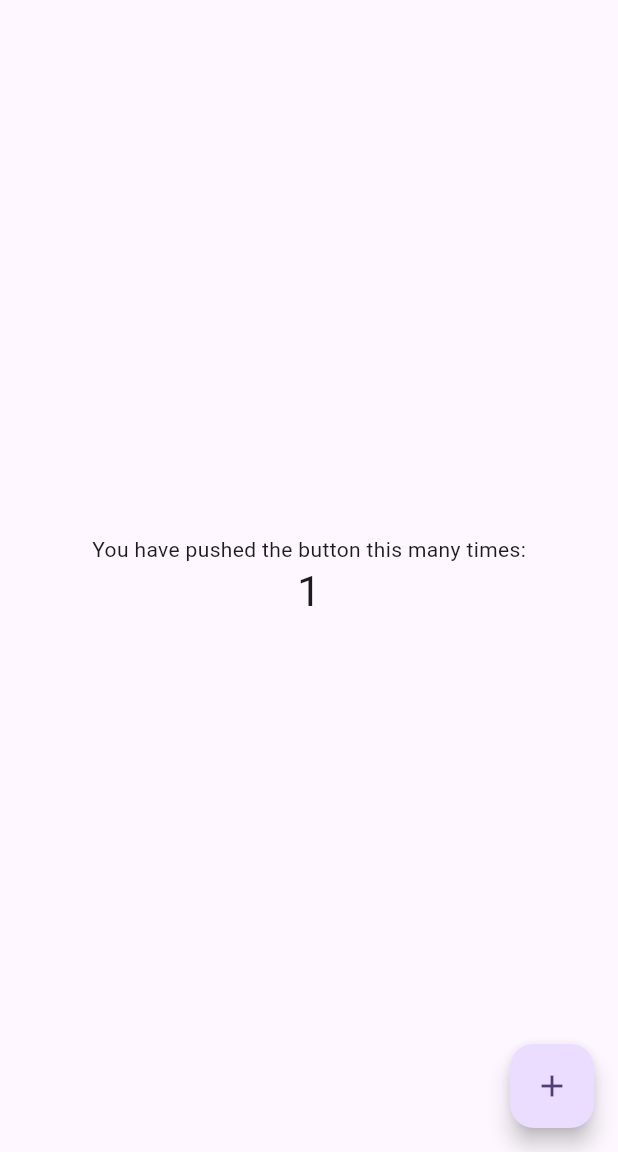
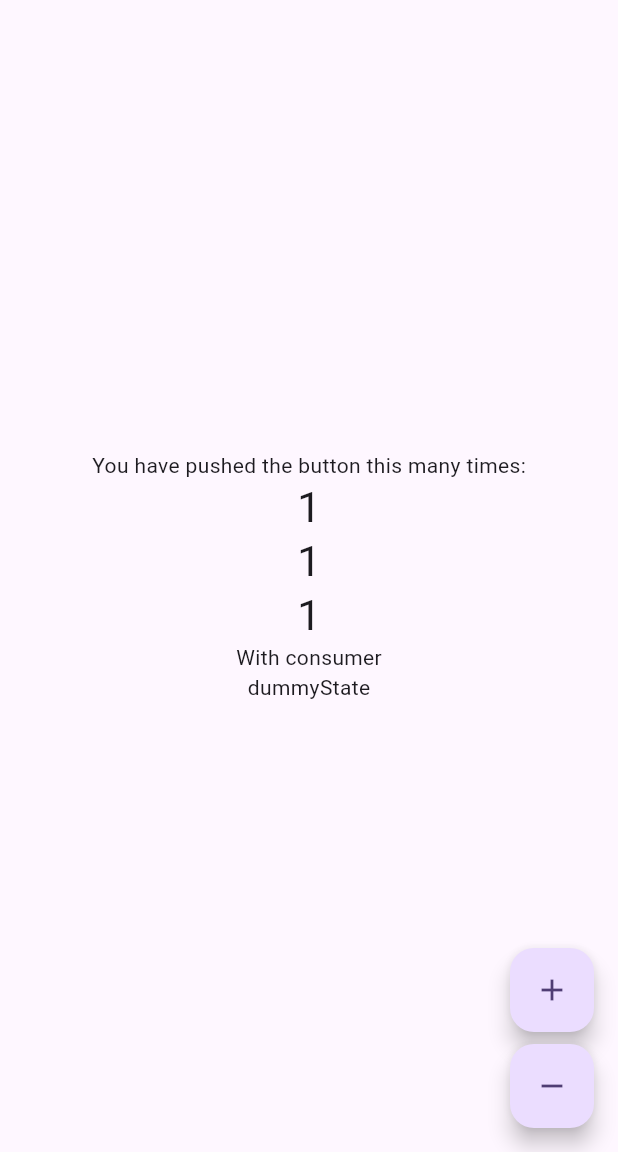
Before and after one commit to fzl-22/provider_demo, a Flutter app: the screen it shows after launch, after a tap on the "add" icon, on a phone screen of 412 x 824 dp, the part 84-1236 px from its top. Run offline on Flutter 3.47's test engine with Material 3 defaults, Android fonts, the phone set to English and light mode, and no system bars.

Commit message:
difference between extension, consumer, and selector

```diff
--- a/lib/main.dart
+++ b/lib/main.dart
@@ -1,4 +1,6 @@
 import 'package:flutter/material.dart';
+import 'package:provider/provider.dart';
+import 'package:provider_demo/providers/counter_provider.dart';
 import 'package:provider_demo/screens/home_screen.dart';
 
 void main() {
@@ -18,7 +20,10 @@ class MyApp extends StatelessWidget {
       ),
       initialRoute: HomeScreen.path,
       routes: {
-        HomeScreen.path: (context) => const HomeScreen(title: 'Provider Demo'),
+        HomeScreen.path: (context) => ChangeNotifierProvider(
+              create: (context) => CounterProvider(),
+              child: const HomeScreen(title: 'Provider Demo'),
+            ),
       },
     );
   }
--- /dev/null
+++ b/lib/providers/counter_provider.dart
@@ -0,0 +1,26 @@
+import 'package:flutter/material.dart';
+
+class CounterProvider extends ChangeNotifier {
+  int _counter = 0;
+  String _dummyState = 'dummyState';
+
+  int get counter => _counter;
+  String get dummyState => _dummyState;
+
+  void incrementCounter() {
+    _counter++;
+    notifyListeners();
+  }
+
+  void decrementCounter() {
+    _counter--;
+    notifyListeners();
+  }
+
+  void updateDummyState(String newDummyState) {
+    if (_dummyState == newDummyState) return;
+
+    _dummyState = newDummyState;
+    notifyListeners();
+  }
+}
--- a/lib/screens/home_screen.dart
+++ b/lib/screens/home_screen.dart
@@ -1,6 +1,8 @@
 import 'package:flutter/material.dart';
+import 'package:provider/provider.dart';
+import 'package:provider_demo/providers/counter_provider.dart';
 
-class HomeScreen extends StatefulWidget {
+class HomeScreen extends StatelessWidget {
   const HomeScreen({super.key, required this.title});
 
   final String title;
@@ -8,24 +10,13 @@ class HomeScreen extends StatefulWidget {
   static const path = '/home';
 
   @override
-  State<HomeScreen> createState() => _HomeScreenState();
-}
-
-class _HomeScreenState extends State<HomeScreen> {
-  int _counter = 0;
-
-  void _incrementCounter() {
-    setState(() {
-      _counter++;
-    });
-  }
-
-  @override
   Widget build(BuildContext context) {
+    // call the context.watch here
+    // final counter = context.watch<CounterProvider>().counter;
     return Scaffold(
       appBar: AppBar(
         backgroundColor: Theme.of(context).colorScheme.inversePrimary,
-        title: Text(widget.title),
+        title: Text(title),
       ),
       body: Center(
         child: Column(
@@ -34,17 +25,74 @@ class _HomeScreenState extends State<HomeScreen> {
             const Text(
               'You have pushed the button this many times:',
             ),
-            Text(
-              '$_counter',
-              style: Theme.of(context).textTheme.headlineMedium,
+            // use extension for convenience (but will rebuild the entire widget)
+            // Text(
+            //   '$counter',
+            //   style: Theme.of(context).textTheme.headlineMedium,
+            // ),
+            // use extension together with Builder widget for optimation
+            Builder(
+              builder: (context) {
+                final counter = context.watch<CounterProvider>().counter;
+                return Text(
+                  '$counter',
+                  style: Theme.of(context).textTheme.headlineMedium,
+                );
+              },
+            ),
+            // use consumer if you need all consumer of <T> providers to rebuilt when changed
+            Consumer<CounterProvider>(
+              builder: (context, provider, _) {
+                return Text(
+                  '${provider.counter}',
+                  style: Theme.of(context).textTheme.headlineMedium,
+                );
+              },
+            ),
+            // use selector if you only need this particular data to rebuilt when changed
+            Selector<CounterProvider, int>(
+              builder: (context, counter, child) {
+                return Text(
+                  '$counter',
+                  style: Theme.of(context).textTheme.headlineMedium,
+                );
+              },
+              selector: (context, provider) => provider.counter,
+            ),
+            // the consumer below will be rebuilt even though they are not changing any state
+            Consumer<CounterProvider>(
+              builder: (context, value, child) {
+                debugPrint('consumer is also rebuilt!');
+                return const Text('With consumer');
+              },
+            ),
+            // the selector below will not rebuilt event because the listened state is different
+            Selector<CounterProvider, String>(
+              builder: (context, dummyState, child) {
+                debugPrint(
+                    'Consumer is not rebuilt when the selector is different');
+                return Text(dummyState);
+              },
+              selector: (context, provider) => provider.dummyState,
             ),
           ],
         ),
       ),
-      floatingActionButton: FloatingActionButton(
-        onPressed: _incrementCounter,
-        tooltip: 'Increment',
-        child: const Icon(Icons.add),
+      floatingActionButton: Column(
+        mainAxisSize: MainAxisSize.min,
+        children: [
+          FloatingActionButton(
+            onPressed: () => context.read<CounterProvider>().incrementCounter(),
+            tooltip: 'Increment',
+            child: const Icon(Icons.add),
+          ),
+          const SizedBox(height: 8),
+          FloatingActionButton(
+            onPressed: () => context.read<CounterProvider>().decrementCounter(),
+            tooltip: 'Increment',
+            child: const Icon(Icons.remove),
+          ),
+        ],
       ),
     );
   }
--- a/pubspec.yaml
+++ b/pubspec.yaml
@@ -35,6 +35,7 @@ dependencies:
   # The following adds the Cupertino Icons font to your application.
   # Use with the CupertinoIcons class for iOS style icons.
   cupertino_icons: ^1.0.6
+  provider: ^6.1.2
 
 dev_dependencies:
   flutter_test:
```
Also changed, not shown: pubspec.lock.
